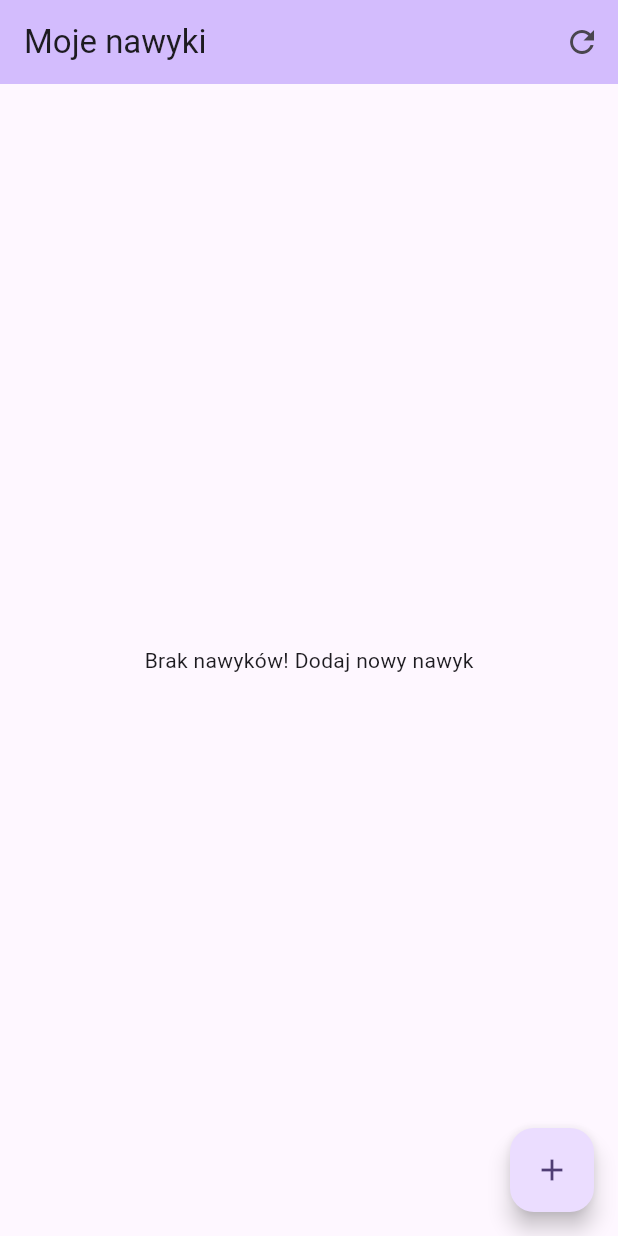
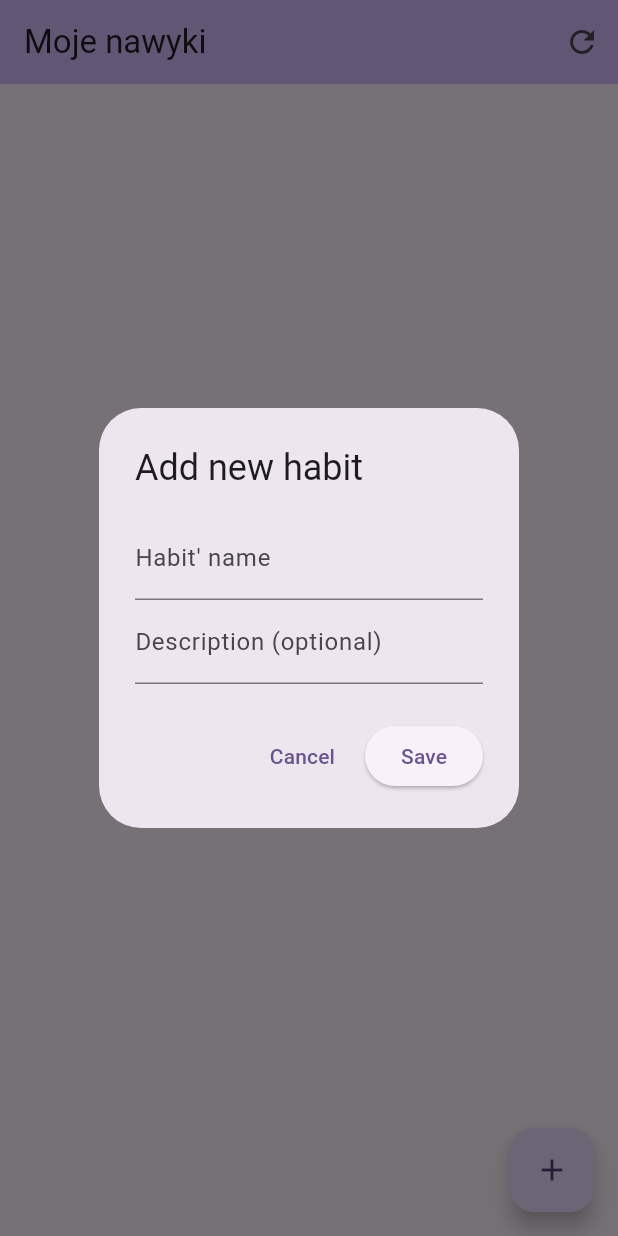
Before and after one commit to MortalRave/HabitFlow, a Flutter app: the screen it shows after launch, after a tap on the "add" icon, on a phone screen of 412 x 824 dp. Run offline on Flutter 3.47's test engine with Material 3 defaults, Android fonts, the phone set to English and light mode, and no system bars; network calls fail.

Commit message:
Implement habit creation form and connect POST endpoint

```diff
--- a/HabitFlow_FE/habitflow_web/lib/main.dart
+++ b/HabitFlow_FE/habitflow_web/lib/main.dart
@@ -54,6 +54,71 @@ class _HabitScreenState extends State<HabitScreen> {
     }
   }
 
+  Future<void> _createNewHabit(String name, String description) async {
+    if (name.isEmpty) return;
+
+    final url = Uri.parse('https://localhost:7185/api/habits');
+
+    try {
+      final response = await http.post(
+        url,
+        headers: {'Content-Type': 'application/json'},
+        body: json.encode({
+          'name': name,
+          'description': description,
+        }),
+      );
+
+      if (response.statusCode == 201) {
+        fetchHabits();
+      } else{
+        print('Addition error. Server code: ${response.statusCode}');
+      }
+    } catch (e) {
+      print('API connection error: $e');
+    }
+  }
+
+  Future<void> _showAddHabitDialog() async {
+    final nameController = TextEditingController();
+    final descController = TextEditingController();
+
+    return showDialog(
+      context: context,
+      builder: (context) {
+        return AlertDialog(
+          title: const Text('Add new habit'),
+          content: Column(
+            mainAxisSize: MainAxisSize.min,
+            children: [
+              TextField(
+                controller: nameController,
+                decoration: const InputDecoration(labelText: 'Habit\' name'),
+              ),
+              TextField(
+                controller: descController,
+                decoration: const InputDecoration(labelText: 'Description (optional)'),
+              ),
+            ],
+          ),
+          actions: [
+            TextButton(
+              onPressed: () => Navigator.pop(context),
+              child: const Text('Cancel'),
+            ),
+            ElevatedButton(
+              onPressed: () {
+                _createNewHabit(nameController.text, descController.text);
+                Navigator.pop(context);
+              },
+              child: const Text('Save'),
+            ),
+          ],
+        );
+      },
+    );
+  }
+
   @override
   Widget build(BuildContext context) {
     return Scaffold(
@@ -86,9 +151,8 @@ class _HabitScreenState extends State<HabitScreen> {
             },
           ),
           floatingActionButton: FloatingActionButton(
-            onPressed: () {
-              print('Future new habbit button');
-            },
+            onPressed: _showAddHabitDialog,
+            tooltip: 'Add new habit',
             child: const Icon(Icons.add),
           ),
     );
```
